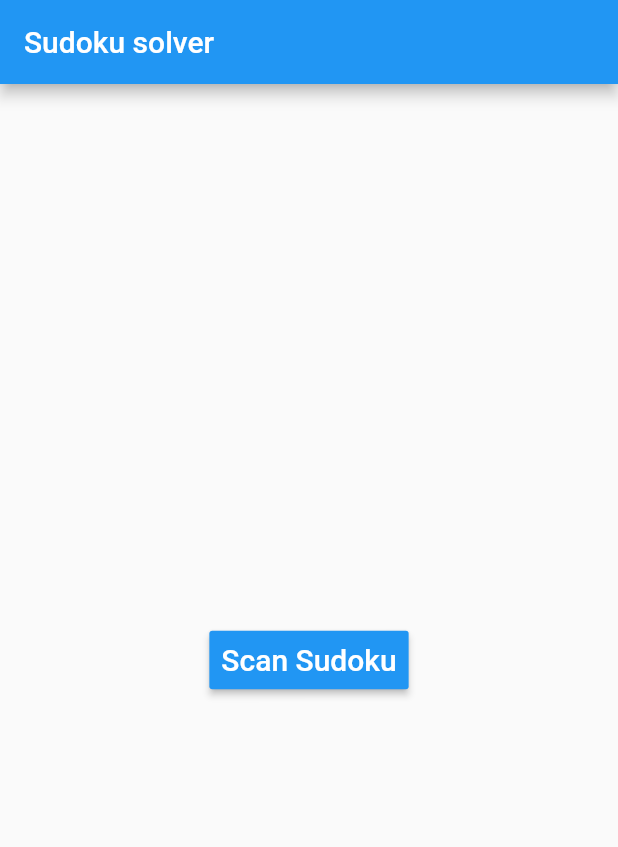
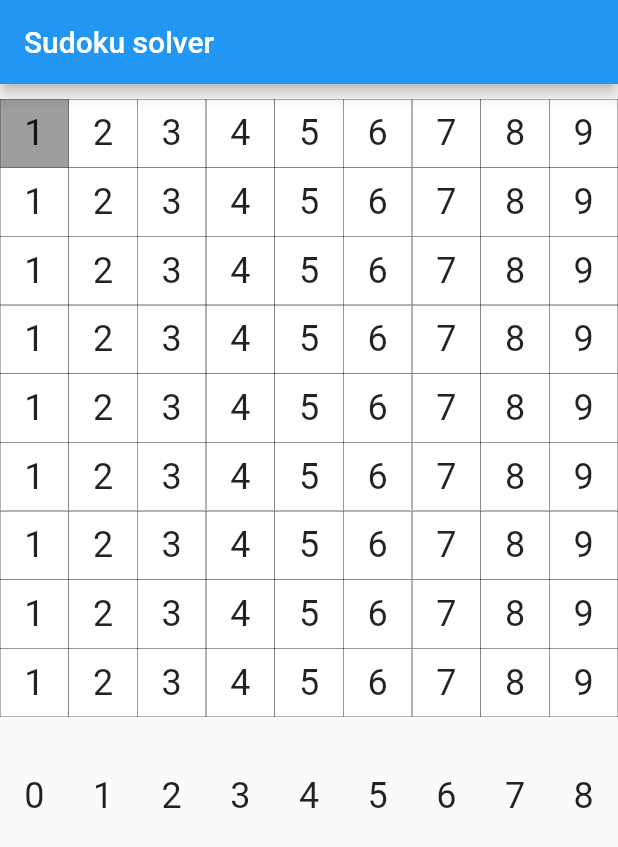
Before and after one commit to AR4Z/sudokuSolverApp, a Flutter app: the screen it shows after launch, on a phone screen of 412 x 824 dp. Shown: the top 847 px of the screen. Run offline on Flutter 3.47's test engine with Material 2 defaults, Android fonts, the phone set to English and light mode, and no system bars; our stand-ins replace camera, tuple.

Commit message:
sudoku board

```diff
--- a/lib/main.dart
+++ b/lib/main.dart
@@ -1,5 +1,6 @@
 import 'package:flutter/material.dart';
 import 'package:sudoku_solver/src/pages/home_page.dart';
+import 'package:sudoku_solver/src/pages/sudoku_page.dart';
 
 void main() => runApp(SudokuSolver());
 
@@ -8,10 +9,11 @@ class SudokuSolver extends StatelessWidget {
   Widget build(BuildContext context) {
     return MaterialApp(
         title: 'Sudoku solver',
-        initialRoute: 'home',
+        initialRoute: 'sudoku',
         debugShowCheckedModeBanner: false,
         routes: {
-          'home': (BuildContext context) => HomePage()
+          'home': (BuildContext context) => HomePage(),
+          'sudoku': (BuildContext context) => SudokuPage()
         });
   }
 }
--- /dev/null
+++ b/lib/src/pages/sudoku_page.dart
@@ -0,0 +1,101 @@
+import 'package:flutter/material.dart';
+import 'package:tuple/tuple.dart';
+
+class SudokuPage extends StatefulWidget {
+  @override
+  _SudokuPageState createState() => _SudokuPageState();
+}
+
+class _SudokuPageState extends State<SudokuPage> {
+  List<List<int>> _sudokuGrid;
+  Tuple2<int, int> _selectedCell = Tuple2<int, int>(0, 0);
+
+  @override
+  void initState() {
+    super.initState();
+    _sudokuGrid = [
+      [1, 2, 3, 4, 5, 6, 7, 8, 9],
+      [1, 2, 3, 4, 5, 6, 7, 8, 9],
+      [1, 2, 3, 4, 5, 6, 7, 8, 9],
+      [1, 2, 3, 4, 5, 6, 7, 8, 9],
+      [1, 2, 3, 4, 5, 6, 7, 8, 9],
+      [1, 2, 3, 4, 5, 6, 7, 8, 9],
+      [1, 2, 3, 4, 5, 6, 7, 8, 9],
+      [1, 2, 3, 4, 5, 6, 7, 8, 9],
+      [1, 2, 3, 4, 5, 6, 7, 8, 9],
+    ];
+  }
+
+  @override
+  Widget build(BuildContext context) {
+    return Scaffold(
+      appBar: AppBar(
+        title: Text('Sudoku solver'),
+        actions: <Widget>[],
+      ),
+      body: ListView(
+        children: <Widget>[
+          SizedBox(
+            height: 10,
+          ),
+          GridView.count(
+            shrinkWrap: true,
+            crossAxisCount: 9,
+            children: List.generate(81, (index) {
+              int x, y = 0;
+              x = (index / 9).floor();
+              y = (index % 9);
+
+              return InkWell(
+                child: Container(
+                  decoration: BoxDecoration(
+                      border: Border.all(width: 0.2),
+                      color: this._selectedCell.item1 == x &&
+                              this._selectedCell.item2 == y
+                          ? Colors.grey
+                          : Colors.white),
+                  child: Center(
+                    child: Text(
+                      '${this._sudokuGrid[x][y]}',
+                      style: Theme.of(context).textTheme.headline,
+                    ),
+                  ),
+                ),
+                onTap: () {
+                  this.setState(() {
+                    this._selectedCell = Tuple2<int, int>(x, y);
+                  });
+                },
+              );
+            }),
+          ),
+          SizedBox(
+            height: 30,
+          ),
+          GridView.count(
+            shrinkWrap: true,
+            crossAxisCount: 9,
+            children: List.generate(9, (index) {
+              return InkWell(
+                child: Container(
+                  child: Center(
+                    child: Text(
+                      '${index % 10}',
+                      style: Theme.of(context).textTheme.headline,
+                    ),
+                  ),
+                ),
+                onTap: () {
+                  this.setState(() {
+                    this._sudokuGrid[this._selectedCell.item1]
+                        [this._selectedCell.item2] = index % 10;
+                  });
+                },
+              );
+            }),
+          ),
+        ],
+      ),
+    );
+  }
+}
--- a/pubspec.yaml
+++ b/pubspec.yaml
@@ -22,6 +22,7 @@ dependencies:
   camera:
   path_provider:
   path:
+  tuple: ^1.0.3
 
   # The following adds the Cupertino Icons font to your application.
   # Use with the CupertinoIcons class for iOS style icons.
```
Also changed, not shown: pubspec.lock.
